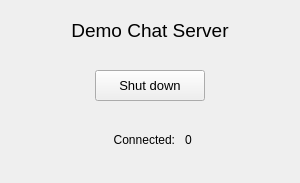
Qt form examples/ArnDemoChatServer/MainWindow.ui (micwik/ArnLib) before a commit.
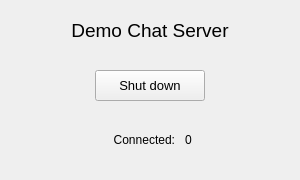
The same form after that commit.

```diff
--- a/examples/ArnDemoChatServer/MainWindow.ui
+++ b/examples/ArnDemoChatServer/MainWindow.ui
@@ -7,13 +7,40 @@
     <x>0</x>
     <y>0</y>
     <width>300</width>
-    <height>183</height>
+    <height>180</height>
    </rect>
   </property>
+  <property name="sizePolicy">
+   <sizepolicy hsizetype="Fixed" vsizetype="Fixed">
+    <horstretch>0</horstretch>
+    <verstretch>0</verstretch>
+   </sizepolicy>
+  </property>
+  <property name="minimumSize">
+   <size>
+    <width>300</width>
+    <height>180</height>
+   </size>
+  </property>
+  <property name="maximumSize">
+   <size>
+    <width>300</width>
+    <height>180</height>
+   </size>
+  </property>
+  <property name="contextMenuPolicy">
+   <enum>Qt::NoContextMenu</enum>
+  </property>
   <property name="windowTitle">
    <string>Demo Chat Server</string>
   </property>
   <widget class="QWidget" name="centralwidget">
+   <property name="sizePolicy">
+    <sizepolicy hsizetype="Fixed" vsizetype="Fixed">
+     <horstretch>0</horstretch>
+     <verstretch>0</verstretch>
+    </sizepolicy>
+   </property>
    <widget class="QLabel" name="label">
     <property name="geometry">
      <rect>
```
